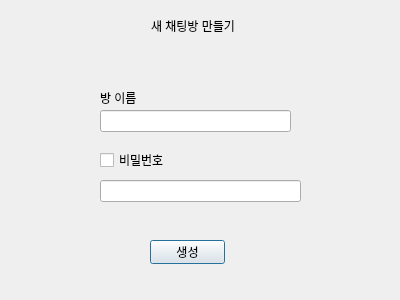
This is src/client/gui/createRoom.ui in TaehyunJeon0203/lanssenger as Qt 5 draws it before an edit. The edited form follows.
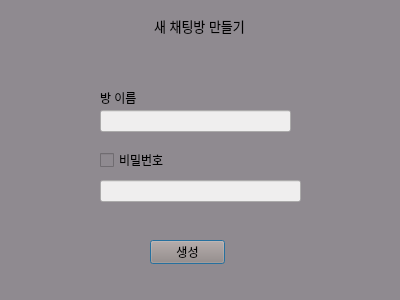
This is the edited form.

Patch:
```diff
--- a/src/client/gui/createRoom.ui
+++ b/src/client/gui/createRoom.ui
@@ -13,15 +13,26 @@
   <property name="windowTitle">
    <string>Dialog</string>
   </property>
+  <property name="styleSheet">
+   <string notr="true">background-color: rgb(143, 138, 144)</string>
+  </property>
   <widget class="QLabel" name="createRoomlabel">
    <property name="geometry">
     <rect>
-     <x>130</x>
+     <x>133</x>
      <y>10</y>
      <width>131</width>
      <height>31</height>
     </rect>
    </property>
+   <property name="font">
+    <font>
+     <pointsize>10</pointsize>
+    </font>
+   </property>
+   <property name="styleSheet">
+    <string notr="true">background-color: rgb(143, 138, 144)</string>
+   </property>
    <property name="text">
     <string>새 채팅방 만들기</string>
    </property>
@@ -41,6 +52,11 @@
      <height>22</height>
     </rect>
    </property>
+   <property name="styleSheet">
+    <string notr="true">background-color:#EFEEEE;
+color: #26313E; 
+</string>
+   </property>
   </widget>
   <widget class="QCheckBox" name="setCodeCheckBox">
    <property name="geometry">
@@ -64,6 +80,11 @@
      <height>22</height>
     </rect>
    </property>
+   <property name="styleSheet">
+    <string notr="true">background-color:#EFEEEE;
+color: #26313E; 
+</string>
+   </property>
   </widget>
   <widget class="QLabel" name="setRoomNamelabel">
    <property name="geometry">
@@ -87,6 +108,9 @@
      <height>24</height>
     </rect>
    </property>
+   <property name="styleSheet">
+    <string notr="true">background-color: #9C857B</string>
+   </property>
    <property name="text">
     <string>생성</string>
    </property>
```
